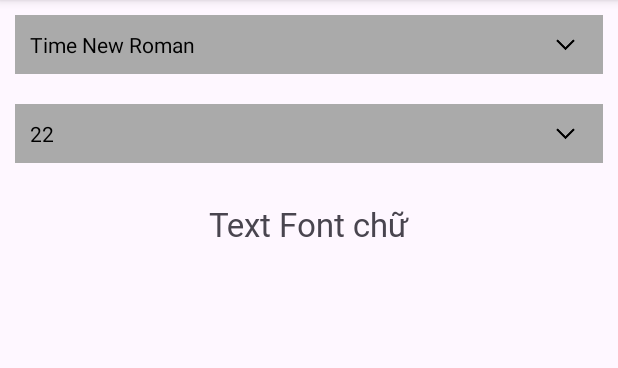
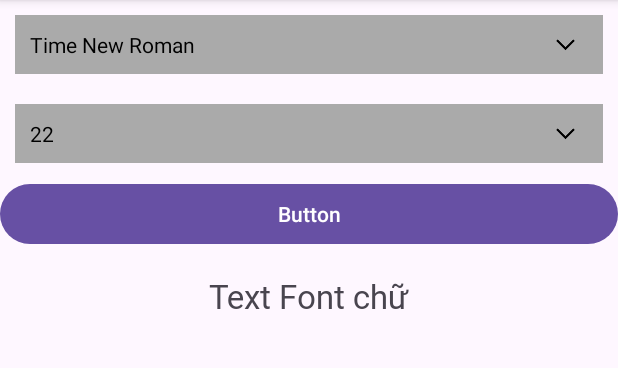
Before and after one commit to hatezero014/DA_DesignPatternApp, an Android app: the ChangFontStype screen opened directly, with no data from a screen before it, on a phone screen of 412 x 824 dp, the part 96-464 px from its top. Run offline under Robolectric (Android 15) with nearby library versions, the phone set to English and light mode, and no system bars; Roboto replaces fonts that are not available here.

Commit message:
Share Content(Complete)

```diff
--- a/app/src/main/java/com/example/designpattern/ChangFontStype.java
+++ b/app/src/main/java/com/example/designpattern/ChangFontStype.java
@@ -4,6 +4,7 @@ import android.graphics.Typeface;
 import android.os.Bundle;
 import android.view.View;
 import android.widget.AdapterView;
+import android.widget.Button;
 import android.widget.Spinner;
 import android.widget.TextView;
 import android.widget.Toast;
@@ -18,6 +19,7 @@ import com.example.designpattern.Adapter.FontAdapter;
 import com.example.designpattern.Adapter.SizeAdapter;
 import com.example.designpattern.Models.Category;
 import com.example.designpattern.Models.Size;
+import com.example.designpattern.Share.PDFUtil;
 
 import java.util.ArrayList;
 import java.util.List;
@@ -31,6 +33,7 @@ public class ChangFontStype extends AppCompatActivity {
     FontAdapter fontAdapter;
     SizeAdapter sizeAdapter;
     TextView textView;
+    Button button;
 
     @Override
     protected void onCreate(Bundle savedInstanceState) {
@@ -42,6 +45,8 @@ public class ChangFontStype extends AppCompatActivity {
         spinnerSize = findViewById(R.id.spn_size);
 
         textView = findViewById(R.id.textview1);
+
+        button = findViewById(R.id.button);
 
         fontAdapter = new FontAdapter(this,R.layout.item_selected, getListFont());
         sizeAdapter = new SizeAdapter(this, R.layout.item_selected, getListSize());
@@ -117,6 +122,13 @@ public class ChangFontStype extends AppCompatActivity {
             }
         });
 
+        button.setOnClickListener(new View.OnClickListener() {
+            @Override
+            public void onClick(View v) {
+                PDFUtil.createPDF(ChangFontStype.this, textView, "nam_mom.pdf");
+            }
+        });
+
         ViewCompat.setOnApplyWindowInsetsListener(findViewById(R.id.main), (v, insets) -> {
             Insets systemBars = insets.getInsets(WindowInsetsCompat.Type.systemBars());
             v.setPadding(systemBars.left, systemBars.top, systemBars.right, systemBars.bottom);
--- a/app/src/main/res/layout/activity_chang_font_stype.xml
+++ b/app/src/main/res/layout/activity_chang_font_stype.xml
@@ -23,6 +23,11 @@
         android:layout_margin="10dp"
         android:layout_marginTop="16dp"
         android:background="@android:color/transparent"/>
+    <Button
+        android:id="@+id/button"
+        android:layout_width="match_parent"
+        android:layout_height="wrap_content"
+        android:text="Button"/>
 
     <TextView
         android:id="@+id/textview1"
--- /dev/null
+++ b/app/src/main/res/xml/file_paths.xml
@@ -0,0 +1,4 @@
+<?xml version="1.0" encoding="utf-8"?>
+<paths>
+    <external-path name="external_files" path="."/>
+</paths>
```
Also changed, not shown: app/src/main/AndroidManifest.xml (+13 -0 lines), app/src/main/java/com/example/designpattern/Share/PDFUtil.java (added, +58 -0 lines).
